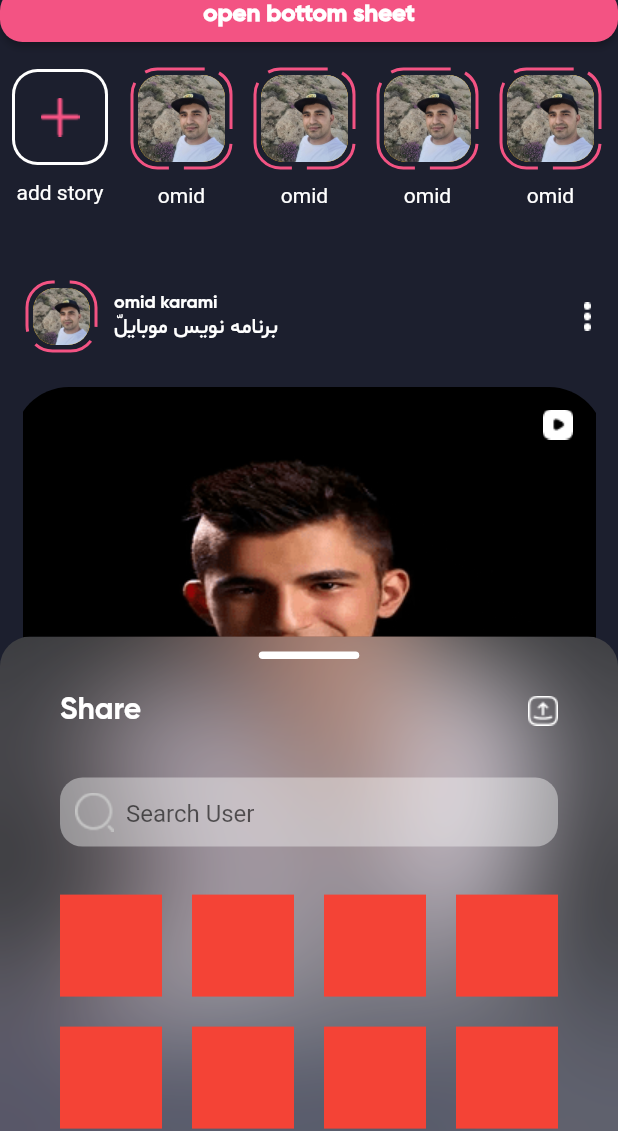
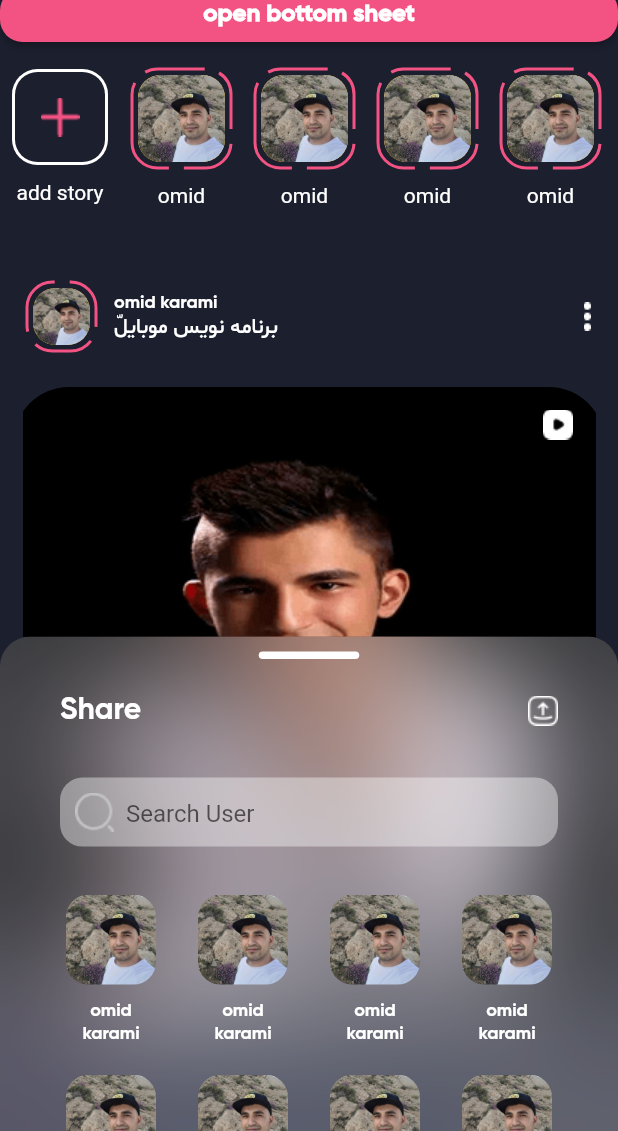
Before and after one commit to omidkarami77/Instagram, a Flutter app: the screen it shows after launch, after a tap on "open bottom sheet", on a phone screen of 412 x 824 dp, the part 105-1236 px from its top. Run offline on Flutter 3.47's test engine with Material 2 defaults, Android fonts, the phone set to English and light mode, and no system bars; drawn by our look-alikes of dotted_border.

Commit message:
edit item bottom sheet

```diff
--- a/lib/screens/share_bottom_sheet.dart
+++ b/lib/screens/share_bottom_sheet.dart
@@ -101,12 +101,38 @@ class ShareBottomSheet extends StatelessWidget {
         ),
         SliverGrid(
           delegate: SliverChildBuilderDelegate(((context, index) {
-            return Container(
-              color: Colors.red,
-            );
+            return _getItemGrid();
           }), childCount: 100),
           gridDelegate: SliverGridDelegateWithFixedCrossAxisCount(
-              crossAxisCount: 4, crossAxisSpacing: 20, mainAxisSpacing: 20),
+              mainAxisExtent: 110,
+              crossAxisCount: 4,
+              crossAxisSpacing: 20,
+              mainAxisSpacing: 10),
+        )
+      ],
+    );
+  }
+
+  Widget _getItemGrid() {
+    return Column(
+      children: [
+        Container(
+          width: 60,
+          height: 60,
+          child: ClipRRect(
+            borderRadius: BorderRadius.all(
+              Radius.circular(15),
+            ),
+            child: Image.asset('images/omid.jpeg'),
+          ),
+        ),
+        SizedBox(
+          height: 10,
+        ),
+        Text(
+          'omid karami',
+          textAlign: TextAlign.center,
+          style: TextStyle(fontFamily: "GB", fontSize: 12, color: Colors.white),
         )
       ],
     );
```
